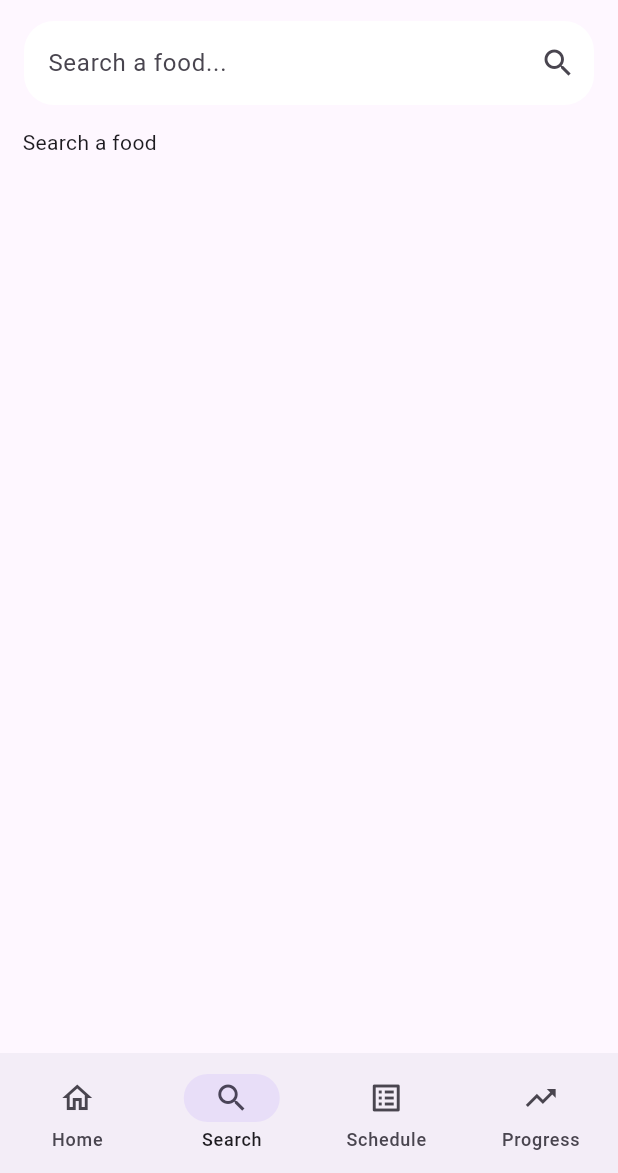
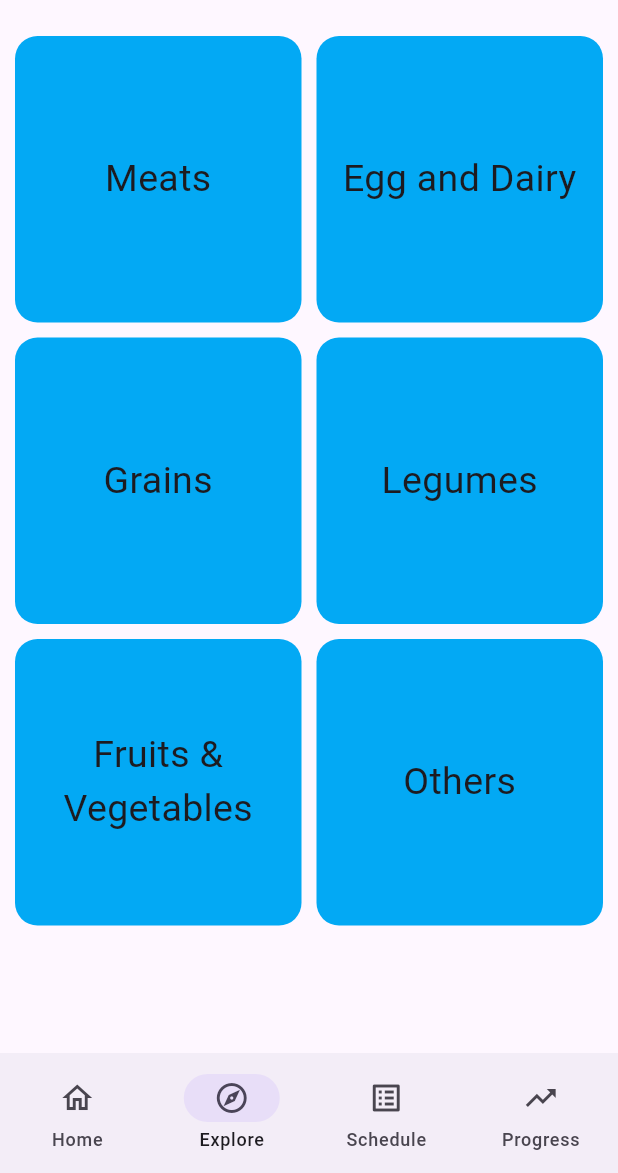
Before and after one commit to Rani1281/ProCal, a Flutter app: the screen it shows once a user with an empty profile is signed in, item 2 of the bottom bar chosen, on a phone screen of 412 x 824 dp, the part 63-1236 px from its top. Run offline on Flutter 3.47's test engine with Material 3 defaults, Android fonts, the light colour scheme and no system bars; our stand-ins replace cloud_firestore, firebase_auth, firebase_core, fluttertoast, google_sign_in, sign_in_button; accounts and stored records are empty.

Commit message:
Explore page design

```diff
--- a/lib/main.dart
+++ b/lib/main.dart
@@ -6,7 +6,7 @@ import 'package:procal/main_navigation.dart';
 import 'package:procal/pages/auth_pages/main_auth.dart';
 import 'package:procal/pages/nav_pages/home_page/main_home_page.dart';
 import 'package:procal/pages/auth_pages/verify_email_page.dart';
-import 'package:procal/widgets/auth_page_design.dart';
+import 'package:procal/models/auth_page_design.dart';
 import 'firebase_options.dart';
 
 void main() async {
--- a/lib/main_navigation.dart
+++ b/lib/main_navigation.dart
@@ -1,5 +1,6 @@
 import 'package:flutter/material.dart';
-import 'package:procal/pages/nav_pages/explore_page/food_search_page.dart';
+import 'package:procal/pages/nav_pages/search_pages/food_search_page.dart';
+import 'package:procal/pages/nav_pages/search_pages/main_explore_page.dart';
 import 'package:procal/pages/nav_pages/home_page/main_home_page.dart';
 import 'package:procal/pages/nav_pages/home_page/profile_page.dart';
 import 'package:procal/pages/nav_pages/progress_page/main_progress_page.dart';
@@ -17,14 +18,14 @@ class _MainNavigationState extends State<MainNavigation> {
 
   final Map<int, Widget> pages = {
     0: const HomePage(),
-    1: const FoodSearchPage(),
+    1: const ExplorePage(),
     2: const SchedulePage(),
     3: const ProgressPage(),
   };
 
   final List<Widget> myDestinations = const [
     NavigationDestination(icon: Icon(Icons.home_outlined), label: 'Home'),
-    NavigationDestination(icon: Icon(Icons.search), label: 'Search'),
+    NavigationDestination(icon: Icon(Icons.explore_outlined), label: 'Explore'),
     NavigationDestination(icon: Icon(Icons.list_alt), label: 'Schedule'),
     NavigationDestination(icon: Icon(Icons.trending_up), label: 'Progress'),
   ];
--- /dev/null
+++ b/lib/models/food_catagory_item.dart
@@ -0,0 +1,36 @@
+import 'package:flutter/material.dart';
+
+class FoodCatagoryItem extends StatelessWidget {
+  const FoodCatagoryItem({super.key, required this.text});
+
+  final String text;
+
+
+  @override
+  Widget build(BuildContext context) {
+    return Expanded(
+      child: Padding(
+        padding: const EdgeInsets.all(5.0),
+        child: LayoutBuilder(
+          builder: (context, constraints) {
+            return Container(
+              width: constraints.maxWidth,
+              height: constraints.maxWidth,
+              decoration: BoxDecoration(
+                borderRadius: BorderRadius.circular(15),
+                color: Colors.lightBlue,
+              ),
+                child: Center(
+                child: Text(
+                  text,
+                  style: TextStyle(fontSize: 25),
+                  textAlign: TextAlign.center,
+                ),
+              ),
+            );
+          },
+        ),
+      ),
+    );
+  }
+}
--- a/lib/widgets/my_text_field.dart
+++ b/lib/models/my_text_field.dart
@@ -2,13 +2,16 @@ import 'package:flutter/material.dart';
 
 class MyTextField extends StatelessWidget {
   const MyTextField(
-      {super.key,
-      required this.controller,
-      required this.hintText,
-      this.hidePassword,
-      this.endIcon,
-      this.sumbitType,
-      this.onSubmitted});
+  {
+    super.key,
+    required this.controller,
+    required this.hintText,
+    this.hidePassword,
+    this.endIcon,
+    this.sumbitType,
+    this.onSubmitted,
+    this.onTap
+  });
 
   final TextEditingController controller;
   final String hintText;
@@ -16,6 +19,7 @@ class MyTextField extends StatelessWidget {
   final Widget? endIcon;
   final TextInputAction? sumbitType;
   final void Function(String)? onSubmitted;
+  final void Function()? onTap;
 
   @override
   Widget build(BuildContext context) {
@@ -36,6 +40,7 @@ class MyTextField extends StatelessWidget {
       textInputAction: sumbitType ?? TextInputAction.done,
 
       onSubmitted: onSubmitted,
+      onTap: onTap,
     );
   }
 }
--- a/lib/pages/nav_pages/home_page/profile_page.dart
+++ b/lib/pages/nav_pages/home_page/profile_page.dart
@@ -5,8 +5,8 @@ import 'package:procal/pages/auth_pages/main_auth.dart';
 import 'package:procal/services/delete_user_result.dart';
 import 'package:procal/services/firebase_auth.dart';
 import 'package:procal/services/firebase_firestore.dart';
-import 'package:procal/widgets/auth_page_design.dart';
-import 'package:procal/widgets/my_toast.dart';
+import 'package:procal/models/auth_page_design.dart';
+import 'package:procal/models/my_toast.dart';
 
 class ProfilePage extends StatefulWidget {
   const ProfilePage({super.key});
--- a/lib/pages/nav_pages/explore_page/food_search_page.dart
+++ b/lib/pages/nav_pages/search_pages/food_search_page.dart
@@ -1,7 +1,7 @@
 import 'package:cloud_firestore/cloud_firestore.dart';
 import 'package:flutter/material.dart';
 import 'package:procal/services/firebase_firestore.dart';
-import 'package:procal/widgets/my_text_field.dart';
+import 'package:procal/models/my_text_field.dart';
 import 'package:flutter/foundation.dart';
 
 import 'dart:convert';
--- /dev/null
+++ b/lib/pages/nav_pages/search_pages/main_explore_page.dart
@@ -0,0 +1,47 @@
+import 'package:flutter/material.dart';
+import 'package:flutter/widgets.dart';
+import 'package:procal/models/food_catagory_item.dart';
+import 'package:procal/models/my_text_field.dart';
+
+class ExplorePage extends StatefulWidget {
+  const ExplorePage({super.key});
+
+  @override
+  State<ExplorePage> createState() => _ExplorePageState();
+}
+
+class _ExplorePageState extends State<ExplorePage> {
+
+  @override
+  Widget build(BuildContext context) {
+    return Padding(
+      padding: EdgeInsets.all(5),
+      child: ListView(
+        children: const [
+          Row(
+            mainAxisAlignment: MainAxisAlignment.spaceEvenly,
+            children: [
+              FoodCatagoryItem(text: 'Meats'),
+              FoodCatagoryItem(text: 'Egg and Dairy')
+            ],
+          ),
+          Row(
+            mainAxisAlignment: MainAxisAlignment.spaceEvenly,
+            children: [
+              FoodCatagoryItem(text: 'Grains'),
+              FoodCatagoryItem(text: 'Legumes')
+            ],
+          ),
+          Row(
+            mainAxisAlignment: MainAxisAlignment.spaceEvenly,
+            children: [
+              FoodCatagoryItem(text: 'Fruits & Vegetables'),
+              FoodCatagoryItem(text: 'Others')
+            ],
+          ),
+        ]
+
+      )
+    );
+  }
+}
--- a/lib/pages/welcome_page.dart
+++ b/lib/pages/welcome_page.dart
@@ -1,7 +1,7 @@
 import 'package:flutter/material.dart';
 import 'package:procal/pages/auth_pages/main_auth.dart';
-import 'package:procal/widgets/auth_page_design.dart';
-import 'package:procal/widgets/my_button.dart';
+import 'package:procal/models/auth_page_design.dart';
+import 'package:procal/models/my_button.dart';
 
 class WelcomePage extends StatelessWidget {
   const WelcomePage({super.key});
--- a/lib/services/firebase_auth.dart
+++ b/lib/services/firebase_auth.dart
@@ -4,7 +4,7 @@ import 'package:cloud_firestore/cloud_firestore.dart';
 import 'package:firebase_auth/firebase_auth.dart';
 import 'package:procal/services/delete_user_result.dart';
 import 'package:procal/services/firebase_firestore.dart';
-import 'package:procal/widgets/my_toast.dart';
+import 'package:procal/models/my_toast.dart';
 import 'package:google_sign_in/google_sign_in.dart';
 
 class AuthService {
--- a/lib/services/firebase_firestore.dart
+++ b/lib/services/firebase_firestore.dart
@@ -1,4 +1,6 @@
 import 'package:cloud_firestore/cloud_firestore.dart';
+import 'package:flutter/foundation.dart';
+import 'package:procal/models/food_catagory_item.dart';
 
 class FirestoreService {
 
@@ -60,14 +62,6 @@ class FirestoreService {
   Future<List<Map<String,dynamic>>> searchFood(String searchStr) async {
     final foodsCollection = _firestore.collection('foods');
 
-    // QuerySnapshot querySnapshot = await foodsCollection
-    // .where('description'.toLowerCase(), isGreaterThanOrEqualTo: searchStr)
-    // .where('description'.toLowerCase(), isLessThan: searchStr + 'z')
-    // .limit(20)
-    // .get();
-
-    //return querySnapshot.docs.map((doc) => doc.data() as Map<String, dynamic>).toList();
-
     QuerySnapshot querySnapshot = await foodsCollection.get();
 
     return querySnapshot.docs.map((doc) => doc.data() as Map<String, dynamic>)
@@ -76,12 +70,50 @@ class FirestoreService {
         foodName = foodName.toLowerCase();
         return foodName.contains(searchStr.toLowerCase());
       }).toList();
+  }
 
+  // Future<void> uploadJsonToFirestore() async {
 
-    // QuerySnapshot querySnapshot = await foodsCollection.limit(20).get();
+  //   final foodCollection = FirebaseFirestore.instance.collection('foods');
 
-    // return querySnapshot.docs.map((doc) => doc.data() as Map<String, dynamic>).toList();
+  //   if(user != null) {
+  //     print('The user is authenticated');
+  //   } else {
+  //     print('The user is not authenticated');
+  //   }
 
+  //   try {
+  //     String jsonString = await rootBundle.loadString('assets/foundationDownload.json');
+  //     final Map<String, dynamic> jsonData = json.decode(jsonString);
 
+  //     // Extract the list of foods
+  //     final List<dynamic> foodList = jsonData["FoundationFoods"];
+
+  //     for (var food in foodList) {
+  //       await foodCollection.add(food);
+  //     }
+
+  //     print("Uploaded successfuly!");
+  //   } catch (e) {
+  //     print(e);
+  //   }
+  // }
+
+  void printAllCategories() async {
+    List<String> allCategories = [];
+    _firestore.collection("foods").get().then(
+      (querySnapshot) {
+        print('GOT ALL DOCS!');
+        for(var docSnapshot in querySnapshot.docs) {
+          final doc = docSnapshot.data();
+          final categoryName = doc['foodCategory']?['description'];
+          if (!allCategories.contains(categoryName) && categoryName != null) {
+            allCategories.add(categoryName);
+            print(categoryName);
+          }
+        }
+      },
+      onError: (e) => print("Error completing: $e")
+    );
   }
 }
```
Also changed, not shown: lib/pages/auth_pages/main_auth.dart (+4 -4 lines), lib/pages/nav_pages/home_page/main_home_page.dart (+4 -29 lines), lib/models/auth_page_design.dart (renamed from lib/widgets/auth_page_design.dart), lib/models/my_button.dart (renamed from lib/widgets/my_button.dart), lib/models/my_toast.dart (renamed from lib/widgets/my_toast.dart), lib/pages/nav_pages/explore_page/main_explore_page.dart (deleted), lib/pages/nav_pages/search_pages/add_food_page.dart (added).
